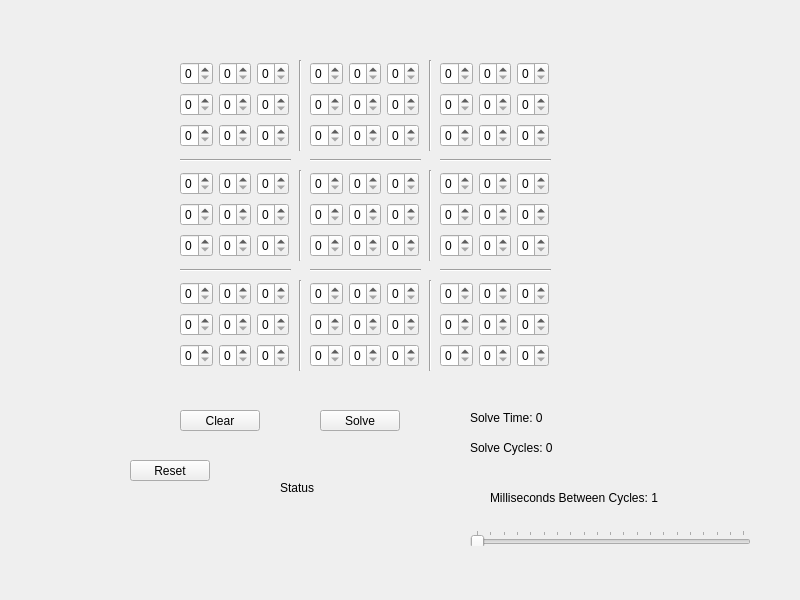
First picture: the form in SudokuSolver/sudokusolver.ui, repository ChrisMurphy14/Sudoku-Solver, before the edit.
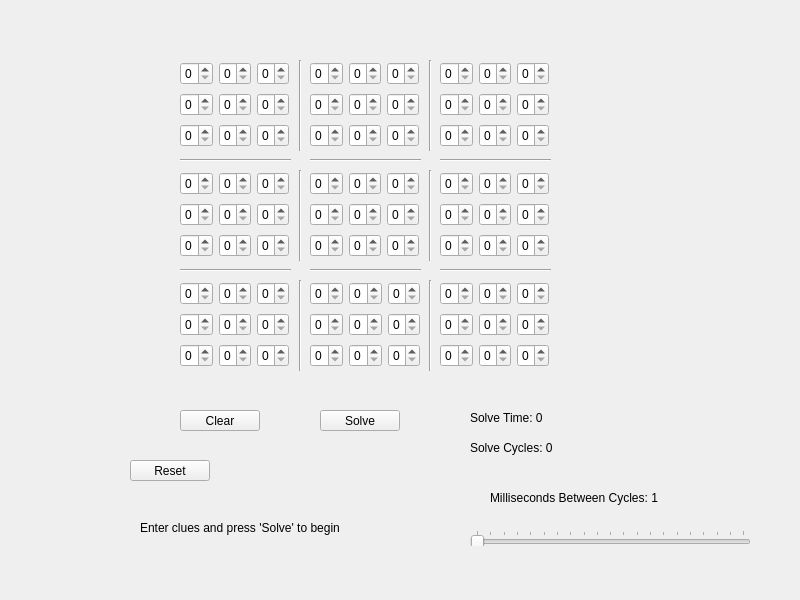
Second picture: the form after the edit.

The edit to the form file:
```diff
--- a/SudokuSolver/sudokusolver.ui
+++ b/SudokuSolver/sudokusolver.ui
@@ -1057,7 +1057,7 @@
     <rect>
      <x>310</x>
      <y>280</y>
-     <width>109</width>
+     <width>110</width>
      <height>89</height>
     </rect>
    </property>
@@ -1082,6 +1082,12 @@
         <property name="enabled">
          <bool>true</bool>
         </property>
+        <property name="font">
+         <font>
+          <weight>50</weight>
+          <bold>false</bold>
+         </font>
+        </property>
         <property name="maximum">
          <number>9</number>
         </property>
@@ -1480,14 +1486,14 @@
   <widget class="QLabel" name="generalLabel">
    <property name="geometry">
     <rect>
-     <x>280</x>
-     <y>480</y>
+     <x>140</x>
+     <y>520</y>
      <width>301</width>
      <height>16</height>
     </rect>
    </property>
    <property name="text">
-    <string>Status</string>
+    <string>Enter clues and press 'Solve' to begin</string>
    </property>
   </widget>
   <widget class="QPushButton" name="clearButton">
```
Left out of the diff: 2 changed lines with no effect on the pictures.
